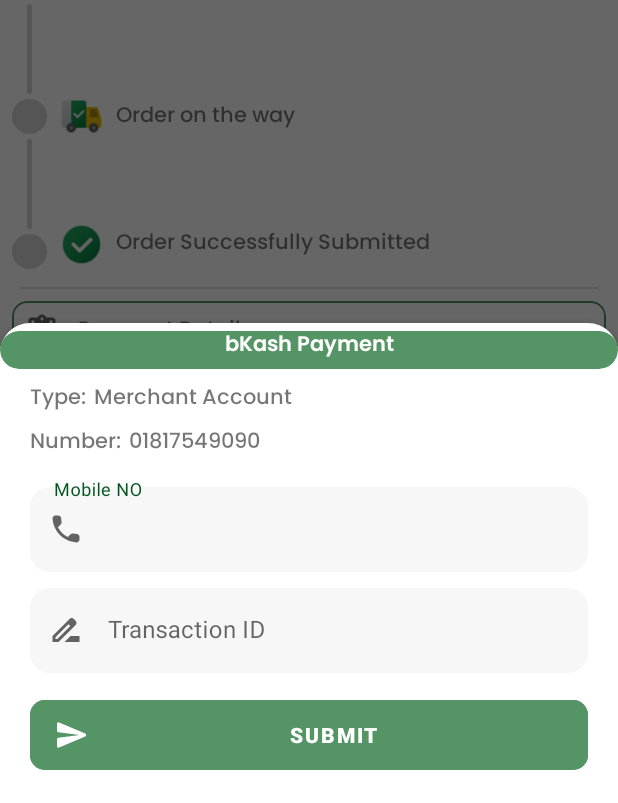
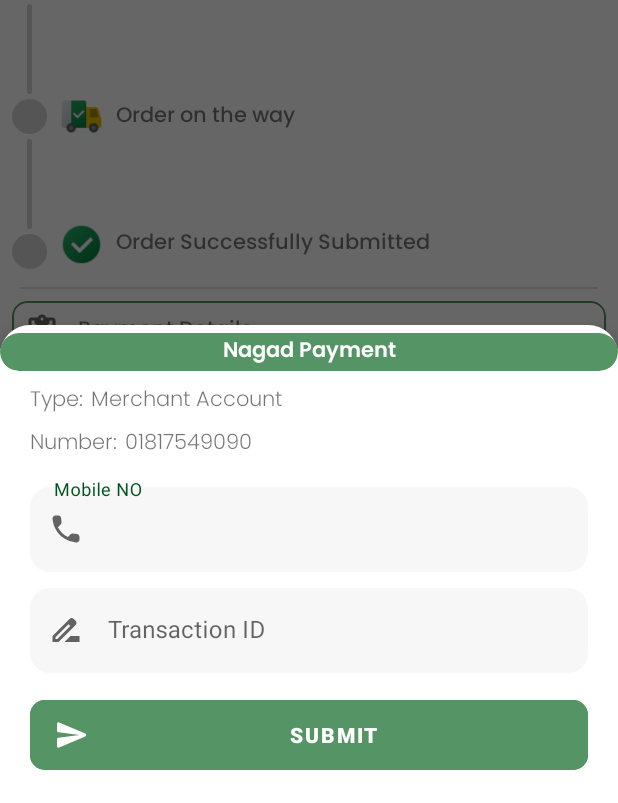
Before and after one commit to Ripat123/dubai2bd, an Android app: the order_info screen opened directly, with no data from a screen before it, after a tap on "NAGAD", on a phone screen of 412 x 824 dp, the part 433-1236 px from its top. Run offline under Robolectric (Android 15) with nearby library versions, the phone set to English and light mode, and no system bars; our stand-ins replace Volley; libraries missing offline, so code that uses them is left out: com.aamarpay.library, com.basusingh.beautifulprogressdialog; network calls fail; Roboto replaces fonts that are not available here; 1 other tap on this screen came first.

Commit message:
12/12/21

```diff
--- a/app/src/main/java/com/sbitbd/dubai2bd/ui/track_order/order_info.java
+++ b/app/src/main/java/com/sbitbd/dubai2bd/ui/track_order/order_info.java
@@ -126,19 +126,19 @@ public class order_info extends AppCompatActivity {
             bkash_btn.setOnClickListener(new View.OnClickListener() {
                 @Override
                 public void onClick(View v) {
-                    show_bkash_form("Merchant Account","01557-770122","");
+                    show_bkash_form("Merchant Account","01557-770122","","bKash Payment");
                 }
             });
             nagad_btn.setOnClickListener(new View.OnClickListener() {
                 @Override
                 public void onClick(View v) {
-                    show_bkash_form("Merchant Account","01817549090","");
+                    show_bkash_form("Merchant Account","01817549090","","Nagad Payment");
                 }
             });
             rocket_btn.setOnClickListener(new View.OnClickListener() {
                 @Override
                 public void onClick(View v) {
-                    show_bkash_form("Personal Account","01832-3065409","");
+                    show_bkash_form("Personal Account","01832-3065409","","Rocket Payment");
                 }
             });
         } catch (Exception e) {
@@ -212,7 +212,7 @@ public class order_info extends AppCompatActivity {
         }
     }
 
-    private void show_bkash_form(String type_t,String num_t,String sql) {
+    private void show_bkash_form(String type_t,String num_t,String sql,String title) {
         try {
             final BottomSheetDialog bottomSheetDialog = new BottomSheetDialog(order_info.this   , R.style.CustomBottomSheetDialog);
             bottomSheetDialog.setDismissWithAnimation(true);
@@ -220,11 +220,13 @@ public class order_info extends AppCompatActivity {
             Button submit = bottomSheetDialog.findViewById(R.id.submit_btn);
             EditText mobile = bottomSheetDialog.findViewById(R.id.mobile);
             EditText transaction = bottomSheetDialog.findViewById(R.id.trans);
-            TextView type,num;
+            TextView type,num,title_t;
             type = bottomSheetDialog.findViewById(R.id.type);
             num = bottomSheetDialog.findViewById(R.id.num);
+            title_t = bottomSheetDialog.findViewById(R.id.title);
             type.setText(type_t);
             num.setText(num_t);
+            title_t.setText(title);
 
             submit.setOnClickListener(new View.OnClickListener() {
                 @Override
--- a/app/src/main/res/layout/pay_layout.xml
+++ b/app/src/main/res/layout/pay_layout.xml
@@ -21,7 +21,7 @@
         android:layout_width="wrap_content"
         android:layout_height="wrap_content"
         android:layout_marginTop="8dp"
-        android:fontFamily="@font/poppins_medium"
+        android:fontFamily="@font/poppins_light"
         android:text="@string/type"
         app:layout_constraintStart_toStartOf="@+id/fullname_lay"
         app:layout_constraintTop_toBottomOf="@+id/view" />
@@ -31,7 +31,7 @@
         android:layout_width="wrap_content"
         android:layout_height="wrap_content"
         android:layout_marginStart="5dp"
-        android:fontFamily="@font/poppins_medium"
+        android:fontFamily="@font/poppins_light"
         app:layout_constraintStart_toEndOf="@+id/textView11"
         app:layout_constraintTop_toTopOf="@+id/textView11" />
 
@@ -40,7 +40,7 @@
         android:layout_width="wrap_content"
         android:layout_height="wrap_content"
         android:layout_marginTop="5dp"
-        android:fontFamily="@font/poppins_medium"
+        android:fontFamily="@font/poppins_light"
         android:text="@string/number"
         app:layout_constraintStart_toStartOf="@+id/fullname_lay"
         app:layout_constraintTop_toBottomOf="@+id/textView11" />
@@ -50,11 +50,12 @@
         android:layout_width="wrap_content"
         android:layout_height="wrap_content"
         android:layout_marginStart="5dp"
-        android:fontFamily="@font/poppins_medium"
+        android:fontFamily="@font/poppins_light"
         app:layout_constraintStart_toEndOf="@+id/textView12"
         app:layout_constraintTop_toTopOf="@+id/textView12" />
 
     <TextView
+        android:id="@+id/title"
         android:layout_width="wrap_content"
         android:layout_height="wrap_content"
         android:fontFamily="@font/poppins_semibold"
@@ -62,7 +63,7 @@
         android:textColor="@color/white"
         app:layout_constraintEnd_toEndOf="parent"
         app:layout_constraintStart_toStartOf="parent"
-        app:layout_constraintTop_toTopOf="parent"
+        app:layout_constraintTop_toTopOf="@+id/view"
         app:layout_constraintBottom_toBottomOf="@+id/view"/>
 
     <com.google.android.material.textfield.TextInputLayout
```
